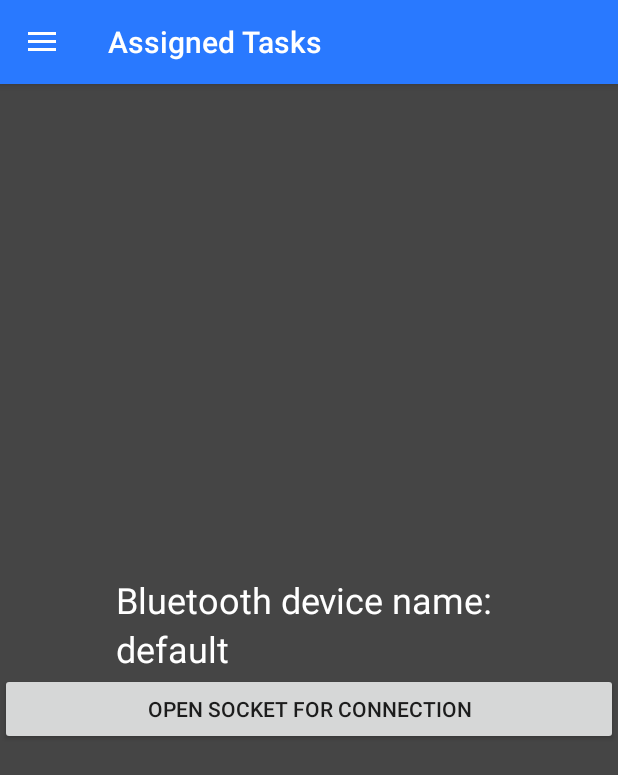
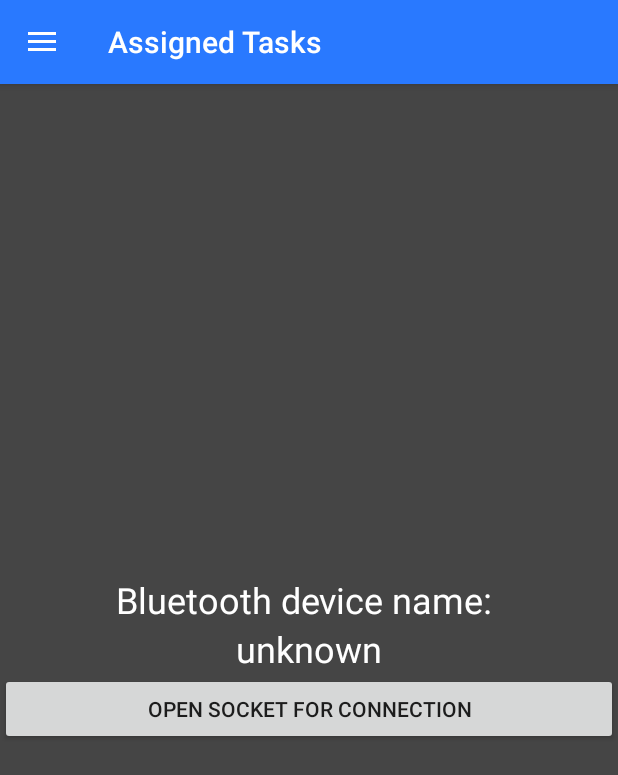
Before and after one commit to sonderangebot10/extended-crowds, an Android app: the fragment ConnectedBluetoothDevicesFragment placed in its activity, on a phone screen of 412 x 824 dp. Shown: the top 775 px of the screen. Run offline under Robolectric (Android 15) with nearby library versions, the phone set to English and light mode, and no system bars; our stand-ins replace Volley.

Commit message:
Add refresh on view for connected bluetooth devices.

```diff
--- a/cs/app/src/main/java/fragment/ConnectedBluetoothDevicesFragment.java
+++ b/cs/app/src/main/java/fragment/ConnectedBluetoothDevicesFragment.java
@@ -8,6 +8,8 @@ import android.view.View;
 import android.view.ViewGroup;
 import android.widget.Button;
 import android.widget.TextView;
+
+import androidx.swiperefreshlayout.widget.SwipeRefreshLayout;
 
 import com.example.johan_dp8ahsz.cs.R;
 
@@ -27,7 +29,6 @@ public class ConnectedBluetoothDevicesFragment extends Fragment {
     private Button openBluetoothServerSocket;
     private TextView deviceName;
 
-
     @Override
     public View onCreateView(LayoutInflater inflater, final ViewGroup container,
                              Bundle savedInstanceState) {
@@ -36,11 +37,7 @@ public class ConnectedBluetoothDevicesFragment extends Fragment {
         deviceName = view.findViewById(R.id.bluetooth_device_name);
 
         bluetoothService = new BluetoothServiceImpl(getActivity());
-
-        Set<BluetoothDevice> pairedDevices = bluetoothService.findPairedDevices();
-        pairedDevices.stream()
-                .filter(d -> d.getAddress().equals(SMART_WATCH_MAC_ADDRESS)).findFirst()
-                .ifPresent(device -> deviceName.setText(device.getName()));
+        setNameOfPairedDevice();
 
         openBluetoothServerSocket.setOnClickListener(new View.OnClickListener() {
             @Override
@@ -49,7 +46,28 @@ public class ConnectedBluetoothDevicesFragment extends Fragment {
             }
         });
 
+        final SwipeRefreshLayout swipeLayout = (SwipeRefreshLayout) view.findViewById(R.id.swipe_name_container);
+        swipeLayout.setOnRefreshListener(() -> {
+            setNameOfPairedDevice();
+            swipeLayout.setRefreshing(false);
+        });
+
 
         return view;
     }
+
+    private void setNameOfPairedDevice() {
+        BluetoothDevice pairedDevice = getPairedDevice();
+        if (pairedDevice != null) {
+            deviceName.setText(pairedDevice.getName());
+        } else {
+            deviceName.setText("unknown");
+        }
+    }
+
+    private BluetoothDevice getPairedDevice() {
+        Set<BluetoothDevice> pairedDevices = bluetoothService.findPairedDevices();
+        return pairedDevices.stream()
+                .filter(d -> d.getAddress().equals(SMART_WATCH_MAC_ADDRESS)).findFirst().orElse(null);
+    }
 }
--- a/cs/app/src/main/res/layout/fragment_bluetooth_devices.xml
+++ b/cs/app/src/main/res/layout/fragment_bluetooth_devices.xml
@@ -1,17 +1,21 @@
-<LinearLayout xmlns:android="http://schemas.android.com/apk/res/android"
-    xmlns:tools="http://schemas.android.com/tools"
+<androidx.swiperefreshlayout.widget.SwipeRefreshLayout
+    xmlns:android="http://schemas.android.com/apk/res/android"
+    android:id="@+id/swipe_name_container"
     android:layout_width="fill_parent"
     android:layout_height="fill_parent"
     android:background="#454545"
+    android:gravity="center"
+    android:orientation="vertical">
+
+    <LinearLayout
+        xmlns:android="http://schemas.android.com/apk/res/android"
+        xmlns:tools="http://schemas.android.com/tools"
+        android:id="@+id/bluetooth_devices_form"
+        android:layout_width="match_parent"
+        android:layout_height="match_parent"
         android:orientation="vertical"
         android:gravity="center"
         tools:context="fragment.ConnectedBluetoothDevicesFragment">
-
-    <LinearLayout
-        android:layout_width="wrap_content"
-        android:layout_height="wrap_content"
-        android:orientation="vertical"
-        android:id="@+id/bluetooth_devices_form">
 
         <TextView
             android:id="@+id/bluetooth_device_label"
@@ -19,7 +23,7 @@
             android:layout_height="wrap_content"
             android:text="Bluetooth device name: "
             android:textColor="@color/white"
-                android:textSize="24sp"/>
+            android:textSize="24sp" />
 
         <TextView
             android:id="@+id/bluetooth_device_name"
@@ -27,12 +31,14 @@
             android:layout_height="wrap_content"
             android:text="default"
             android:textColor="@color/white"
-                android:textSize="24sp"/>
-    </LinearLayout>
+            android:textSize="24sp" />
+
         <Button
             android:id="@+id/init_bluetooth_server_socket"
             android:layout_width="match_parent"
             android:layout_height="wrap_content"
-        android:text="@string/init_bluetooth_server_socket_label"
-        android:layout_centerVertical="true"/>
+            android:layout_centerVertical="true"
+            android:text="@string/init_bluetooth_server_socket_label" />
     </LinearLayout>
+
+</androidx.swiperefreshlayout.widget.SwipeRefreshLayout>
```
Also changed, not shown: 1 other file. Lines whose indentation alone changed are shown as unchanged.
